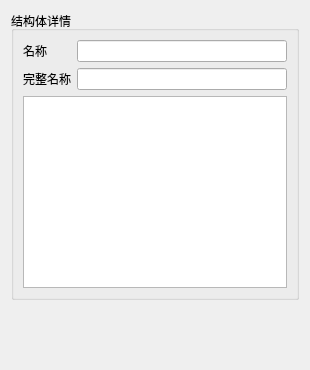
First picture: the form in src/CustomSDK/Tools/VisualDefinitionTool/src/StructuredDataTypeInformation.ui, repository Icy-Joker/CustomSDK, before the edit.
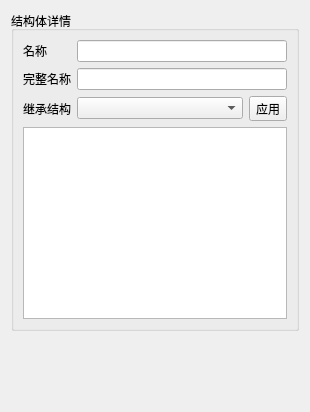
Second picture: the form after the edit.

```diff
--- a/src/CustomSDK/Tools/VisualDefinitionTool/src/StructuredDataTypeInformation.ui
+++ b/src/CustomSDK/Tools/VisualDefinitionTool/src/StructuredDataTypeInformation.ui
@@ -7,7 +7,7 @@
     <x>0</x>
     <y>0</y>
     <width>310</width>
-    <height>370</height>
+    <height>412</height>
    </rect>
   </property>
   <property name="windowTitle">
@@ -40,8 +40,29 @@
       <item row="1" column="1">
        <widget class="QLineEdit" name="lineEdit_StructuredDataTypeCompleteName"/>
       </item>
-      <item row="2" column="0" colspan="2">
-       <widget class="QTableView" name="tableView"/>
+      <item row="2" column="0">
+       <widget class="QLabel" name="label_3">
+        <property name="text">
+         <string>继承结构</string>
+        </property>
+       </widget>
+      </item>
+      <item row="2" column="1">
+       <layout class="QHBoxLayout" name="horizontalLayout">
+        <item>
+         <widget class="QComboBox" name="comboBox"/>
+        </item>
+        <item>
+         <widget class="QToolButton" name="toolButton">
+          <property name="text">
+           <string>应用</string>
+          </property>
+         </widget>
+        </item>
+       </layout>
+      </item>
+      <item row="3" column="0" colspan="2">
+       <widget class="QTableView" name="tableView_MemberElements"/>
       </item>
      </layout>
     </widget>
```
Left out of the diff: 2 changed lines with no effect on the pictures.
